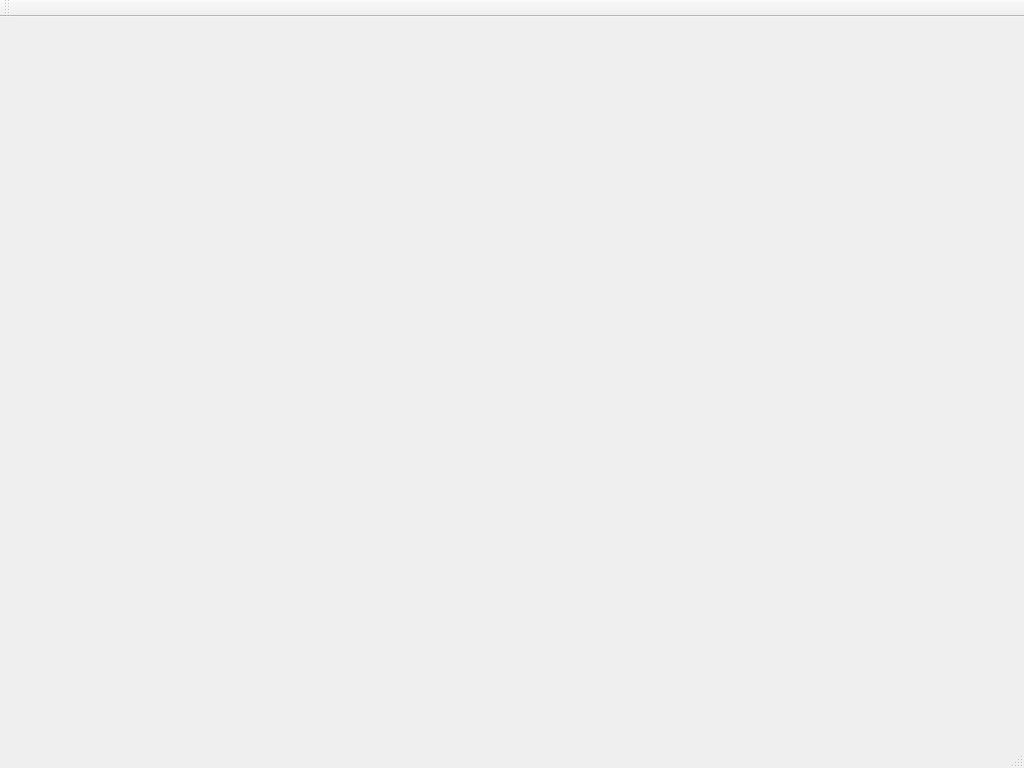
Above: source/MainWindow.ui from citic/botNeumann before the change. Below: the same form after it.
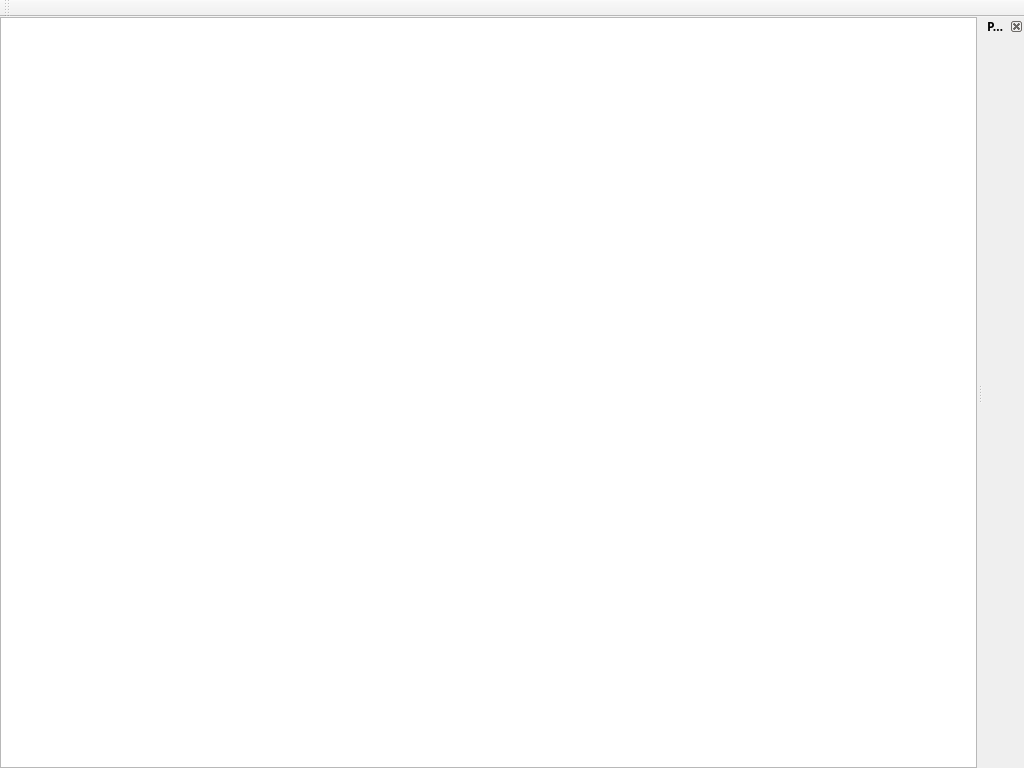
That is the form after the change.

Commit message: MainWindow is compound of a QGraphicsView (for displaying scenes) and a QDockWidget for showing the program source code.

```diff
--- a/source/MainWindow.ui
+++ b/source/MainWindow.ui
@@ -26,7 +26,25 @@
   <property name="windowTitle">
    <string>bot Neumann</string>
   </property>
-  <widget class="QWidget" name="centralWidget"/>
+  <widget class="QWidget" name="centralWidget">
+   <layout class="QVBoxLayout" name="verticalLayout">
+    <property name="leftMargin">
+     <number>0</number>
+    </property>
+    <property name="topMargin">
+     <number>0</number>
+    </property>
+    <property name="rightMargin">
+     <number>0</number>
+    </property>
+    <property name="bottomMargin">
+     <number>0</number>
+    </property>
+    <item>
+     <widget class="QGraphicsView" name="graphicsView"/>
+    </item>
+   </layout>
+  </widget>
   <widget class="QMenuBar" name="menuBar">
    <property name="geometry">
     <rect>
@@ -45,7 +63,21 @@
     <bool>false</bool>
    </attribute>
   </widget>
-  <widget class="QStatusBar" name="statusBar"/>
+  <widget class="QDockWidget" name="dockWidget">
+   <property name="enabled">
+    <bool>true</bool>
+   </property>
+   <property name="features">
+    <set>QDockWidget::DockWidgetClosable|QDockWidget::DockWidgetMovable</set>
+   </property>
+   <property name="windowTitle">
+    <string>Program</string>
+   </property>
+   <attribute name="dockWidgetArea">
+    <number>2</number>
+   </attribute>
+   <widget class="QWidget" name="dockWidgetContents"/>
+  </widget>
  </widget>
  <layoutdefault spacing="6" margin="11"/>
  <resources/>
```
The commit also changes 1 other file.
